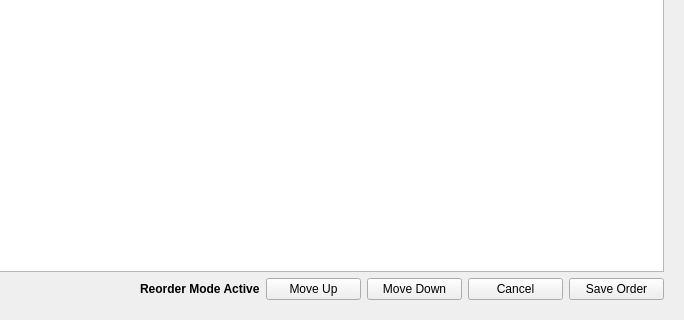
Qt form gui/cr_management_page.ui (mariolewis/asdf_factory) before a commit; both pictures show x 116 to 800 and y 280 to 600 of the 800 by 600 pixel window.
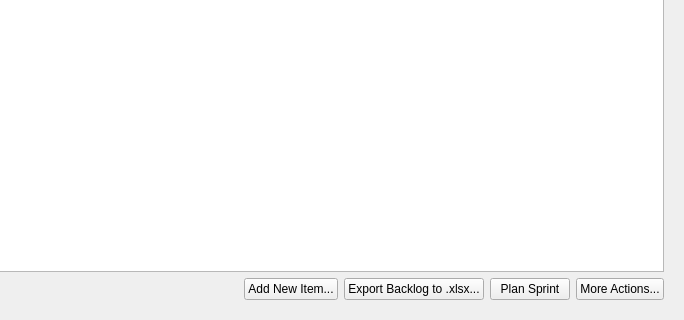
The same form after that commit. The open tabs and pages were chosen to show the change.

The edit to the form file:
```diff
--- a/gui/cr_management_page.ui
+++ b/gui/cr_management_page.ui
@@ -109,13 +109,6 @@
            </property>
           </widget>
          </item>
-         <item>
-          <widget class="QPushButton" name="reorderButton">
-           <property name="text">
-            <string>Reorder Backlog</string>
-           </property>
-          </widget>
-         </item>
          <item>
           <widget class="QPushButton" name="primaryActionButton">
            <property name="text">
@@ -132,57 +125,6 @@
          </item>
         </layout>
        </widget>
-       <widget class="QWidget" name="reorderModePage">
-        <layout class="QHBoxLayout" name="horizontalLayout_3">
-         <property name="leftMargin">
-          <number>0</number>
-         </property>
-         <property name="topMargin">
-          <number>0</number>
-         </property>
-         <property name="rightMargin">
-          <number>0</number>
-         </property>
-         <property name="bottomMargin">
-          <number>0</number>
-         </property>
-         <item>
-          <widget class="QLabel" name="reorderLabel">
-           <property name="text">
-            <string>&lt;b&gt;Reorder Mode Active&lt;/b&gt;</string>
-           </property>
-          </widget>
-         </item>
-         <item>
-          <widget class="QPushButton" name="moveUpButton">
-           <property name="text">
-            <string>Move Up</string>
-           </property>
-          </widget>
-         </item>
-         <item>
-          <widget class="QPushButton" name="moveDownButton">
-           <property name="text">
-            <string>Move Down</string>
-           </property>
-          </widget>
-         </item>
-         <item>
-          <widget class="QPushButton" name="cancelReorderButton">
-           <property name="text">
-            <string>Cancel</string>
-           </property>
-          </widget>
-         </item>
-         <item>
-          <widget class="QPushButton" name="saveOrderButton">
-           <property name="text">
-            <string>Save Order</string>
-           </property>
-          </widget>
-         </item>
-        </layout>
-       </widget>
       </widget>
      </item>
     </layout>
```
